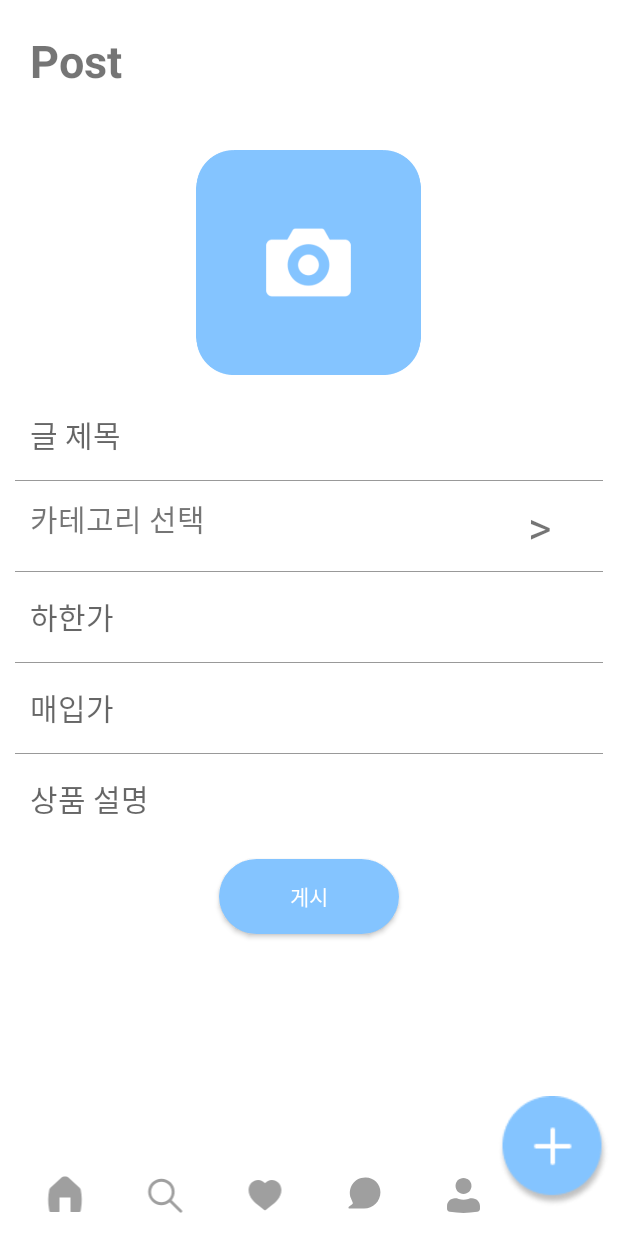
After one commit to capstonemarket/Market, an Android app: the WriteFragment screen opened through its navigation route, on a phone screen of 412 x 824 dp. The commit adds this screen. Run offline under Robolectric (Android 15) with nearby library versions, the phone set to English and light mode, and no system bars; our stand-ins replace Firebase (no records; nobody signed in at launch, a user with empty details on screens opened directly), data binding.

Commit message:
글쓰기 페이지 생성 및 구현, fragment간 전환 추가

```diff
--- a/app/build.gradle
+++ b/app/build.gradle
@@ -40,6 +40,8 @@ dependencies {
     implementation 'com.google.firebase:firebase-analytics-ktx'
 
     implementation 'com.google.firebase:firebase-auth-ktx'
+    implementation 'com.google.firebase:firebase-database-ktx'
+    implementation 'com.google.firebase:firebase-storage-ktx'
 
     implementation 'androidx.core:core-ktx:1.7.0'
     implementation 'androidx.appcompat:appcompat:1.4.1'
--- a/app/src/main/AndroidManifest.xml
+++ b/app/src/main/AndroidManifest.xml
@@ -1,6 +1,8 @@
 <?xml version="1.0" encoding="utf-8"?>
 <manifest xmlns:android="http://schemas.android.com/apk/res/android"
     package="com.example.market">
+
+    <uses-permission android:name="android.permission.READ_EXTERNAL_STORAGE"/>
 
     <application
         android:allowBackup="true"
--- /dev/null
+++ b/app/src/main/java/com/example/market/board/BoardModel.kt
@@ -0,0 +1,10 @@
+package com.example.market.board
+
+class BoardModel (
+    val title : String="",
+    val category : String="",
+    val maxValue : String="",
+    val minValue : String="",
+    val content : String=""
+//category, maxValue, minValue, content
+)
--- a/app/src/main/java/com/example/market/fragments/BookmarkFragment.kt
+++ b/app/src/main/java/com/example/market/fragments/BookmarkFragment.kt
@@ -53,6 +53,12 @@ class BookmarkFragment : Fragment() {
 
         }
 
+        binding.writeTap.setOnClickListener {
+
+            it.findNavController().navigate(R.id.action_bookmarkFragment_to_writeFragment)
+
+        }
+
         return binding.root
     }
 
--- a/app/src/main/java/com/example/market/fragments/ChatFragment.kt
+++ b/app/src/main/java/com/example/market/fragments/ChatFragment.kt
@@ -47,6 +47,12 @@ class ChatFragment : Fragment() {
             it.findNavController().navigate(R.id.action_chatFragment_to_userFragment)
         }
 
+        binding.writeTap.setOnClickListener {
+
+            it.findNavController().navigate(R.id.action_chatFragment_to_writeFragment)
+
+        }
+
         return binding.root
     }
 
--- a/app/src/main/java/com/example/market/fragments/HomeFragment.kt
+++ b/app/src/main/java/com/example/market/fragments/HomeFragment.kt
@@ -48,6 +48,12 @@ class HomeFragment : Fragment() {
             it.findNavController().navigate(R.id.action_homeFragment_to_userFragment)
         }
 
+        binding.writeTap.setOnClickListener {
+
+            it.findNavController().navigate(R.id.action_homeFragment_to_writeFragment)
+
+        }
+
         return binding.root
 
     }
--- a/app/src/main/java/com/example/market/fragments/SearchFragment.kt
+++ b/app/src/main/java/com/example/market/fragments/SearchFragment.kt
@@ -48,6 +48,12 @@ class SearchFragment : Fragment() {
             it.findNavController().navigate(R.id.action_searchFragment_to_userFragment)
         }
 
+        binding.writeTap.setOnClickListener {
+
+            it.findNavController().navigate(R.id.action_searchFragment_to_writeFragment)
+
+        }
+
         return binding.root
     }
 
--- a/app/src/main/java/com/example/market/fragments/UserFragment.kt
+++ b/app/src/main/java/com/example/market/fragments/UserFragment.kt
@@ -49,6 +49,12 @@ class UserFragment : Fragment() {
             it.findNavController().navigate(R.id.action_userFragment_to_chatFragment)
         }
 
+        binding.writeTap.setOnClickListener {
+
+            it.findNavController().navigate(R.id.action_userFragment_to_writeFragment)
+
+        }
+
         return binding.root
     }
 
--- /dev/null
+++ b/app/src/main/java/com/example/market/fragments/WriteFragment.kt
@@ -0,0 +1,146 @@
+package com.example.market.fragments
+
+import android.app.AlertDialog
+import android.content.DialogInterface
+import android.content.Intent
+import android.graphics.Bitmap
+import android.graphics.drawable.BitmapDrawable
+import android.os.Bundle
+import android.provider.MediaStore
+import androidx.fragment.app.Fragment
+import android.view.LayoutInflater
+import android.view.View
+import android.view.ViewGroup
+import androidx.appcompat.app.AppCompatActivity
+import androidx.databinding.DataBindingUtil
+import androidx.navigation.findNavController
+import com.example.market.R
+import com.example.market.board.BoardModel
+import com.example.market.databinding.FragmentWriteBinding
+import com.example.market.utils.FBRef
+import com.google.firebase.ktx.Firebase
+import com.google.firebase.storage.ktx.storage
+import java.io.ByteArrayOutputStream
+
+class WriteFragment : Fragment() {
+    private lateinit var binding : FragmentWriteBinding
+    private lateinit var category: String
+    private var isImageUpload = false
+
+    override fun onCreate(savedInstanceState: Bundle?) {
+        super.onCreate(savedInstanceState)
+
+    }
+
+    override fun onCreateView(
+        inflater: LayoutInflater, container: ViewGroup?,
+        savedInstanceState: Bundle?
+    ): View? {
+        binding = DataBindingUtil.inflate(inflater, R.layout.fragment_write, container, false)
+        binding.writeBtn.setOnClickListener{
+            val title = binding.title.text.toString()
+            val maxValue = binding.maxValue.text.toString()
+            val minValue = binding.minValue.text.toString()
+            val content = binding.content.text.toString()
+            var isBlank = title.isNullOrBlank()||maxValue.isNullOrBlank()
+                    ||minValue.isNullOrBlank() ||content.isNullOrBlank()
+
+            if(!isBlank) {
+
+                val key = FBRef.boardRef.push().key.toString()
+
+                FBRef.boardRef
+                    .child(key)
+                    .setValue(BoardModel(title, category, maxValue, minValue, content))
+
+                if (isImageUpload) {
+                    imageUpload(key)
+                }
+
+                it.findNavController().navigate(R.id.action_writeFragment_to_homeFragment)
+            } else {
+                AlertDialog.Builder(context)
+                    .setMessage("모든 내용을 빈칸 없이 입력해주세요")
+                    .setPositiveButton("확인", {dialogInterface:DialogInterface?, i:Int->})
+                    .show()
+            }
+        }
+
+        binding.categorySelect.setOnClickListener {
+            val items = arrayOf("옷", "전자제품", "책", "음식")
+            val builder = AlertDialog.Builder(context)
+                .setTitle("카테고리 선택")
+                .setItems(items) { dialog, which ->
+                    category=items[which]
+                }
+                .show()
+        }
+
+        binding.image.setOnClickListener {
+            val gallery = Intent(Intent.ACTION_PICK, MediaStore.Images.Media.INTERNAL_CONTENT_URI)
+            startActivityForResult(gallery, 100)
+            isImageUpload = true
+        }
+
+        // Tap을 클릭하면 Fragment간 전환 부분
+        binding.searchTap.setOnClickListener {
+
+            it.findNavController().navigate(R.id.action_writeFragment_to_searchFragment)
+
+        }
+
+        binding.bookmarkTap.setOnClickListener {
+
+            it.findNavController().navigate(R.id.action_writeFragment_to_bookmarkFragment)
+
+        }
+
+        binding.homeTap.setOnClickListener {
+
+            it.findNavController().navigate(R.id.action_writeFragment_to_homeFragment)
+        }
+
+        binding.chatTap.setOnClickListener {
+
+            it.findNavController().navigate(R.id.action_writeFragment_to_chatFragment)
+        }
+
+        binding.userTap.setOnClickListener {
+
+            it.findNavController().navigate(R.id.action_writeFragment_to_userFragment)
+        }
+
+
+
+        return binding.root
+    }
+
+    private fun imageUpload(key:String) {
+        val storage = Firebase.storage
+        val storageRef = storage.reference
+        val mountainsRef = storageRef.child(key+".png")
+
+        val imageView = binding.image
+        imageView.isDrawingCacheEnabled = true
+        imageView.buildDrawingCache()
+        val bitmap = (imageView.drawable as BitmapDrawable).bitmap
+        val baos = ByteArrayOutputStream()
+        bitmap.compress(Bitmap.CompressFormat.JPEG, 100, baos)
+        val data = baos.toByteArray()
+
+        var uploadTask = mountainsRef.putBytes(data)
+        uploadTask.addOnFailureListener {
+            // Handle unsuccessful uploads
+        }.addOnSuccessListener { taskSnapshot ->
+            // taskSnapshot.metadata contains file metadata such as size, content-type, etc.
+            // ...
+        }
+    }
+
+    override fun onActivityResult(requestCode: Int, resultCode: Int, data: Intent?) {
+        super.onActivityResult(requestCode, resultCode, data)
+        if(resultCode == AppCompatActivity.RESULT_OK && requestCode == 100){
+            binding.image.setImageURI(data?.data)
+        }
+    }
+}
--- /dev/null
+++ b/app/src/main/java/com/example/market/utils/FBRef.kt
@@ -0,0 +1,18 @@
+package com.example.market.utils
+
+import com.google.firebase.database.ktx.database
+import com.google.firebase.ktx.Firebase
+
+class FBRef {
+    companion object {
+        private val database = Firebase.database
+
+        val boardRef = database.getReference("board")
+
+        val c_clothes = database.getReference("c_clothes")
+        val c_electronics = database.getReference("c_electronics")
+        val c_book = database.getReference("c_book")
+        val c_food = database.getReference("c_food")
+        //"옷", "전자제품", "책", "음식"
+    }
+}
--- /dev/null
+++ b/app/src/main/res/drawable/radius.xml
@@ -0,0 +1,11 @@
+<?xml version="1.0" encoding="utf-8"?>
+<shape xmlns:android="http://schemas.android.com/apk/res/android"
+    android:padding="10dp"
+    android:shape="rectangle">
+    <solid android:color="@color/mainColor" />
+    <corners
+        android:bottomLeftRadius="50dp"
+        android:bottomRightRadius="50dp"
+        android:topLeftRadius="50dp"
+        android:topRightRadius="50dp" />
+</shape>
--- a/app/src/main/res/layout/fragment_bookmark.xml
+++ b/app/src/main/res/layout/fragment_bookmark.xml
@@ -72,6 +72,7 @@
             </LinearLayout>
 
             <ImageView
+                android:id="@+id/writeTap"
                 android:layout_width="wrap_content"
                 android:layout_height="wrap_content"
                 android:layout_marginEnd="6dp"
--- a/app/src/main/res/layout/fragment_chat.xml
+++ b/app/src/main/res/layout/fragment_chat.xml
@@ -71,6 +71,7 @@
             </LinearLayout>
 
             <ImageView
+                android:id="@+id/writeTap"
                 android:layout_width="wrap_content"
                 android:layout_height="wrap_content"
                 android:layout_marginEnd="6dp"
--- a/app/src/main/res/layout/fragment_home.xml
+++ b/app/src/main/res/layout/fragment_home.xml
@@ -74,6 +74,7 @@
         </LinearLayout>
 
         <ImageView
+            android:id="@+id/writeTap"
             android:layout_width="wrap_content"
             android:layout_height="wrap_content"
             android:layout_marginEnd="6dp"
--- a/app/src/main/res/layout/fragment_search.xml
+++ b/app/src/main/res/layout/fragment_search.xml
@@ -72,6 +72,7 @@
             </LinearLayout>
 
             <ImageView
+                android:id="@+id/writeTap"
                 android:layout_width="wrap_content"
                 android:layout_height="wrap_content"
                 android:layout_marginEnd="6dp"
--- a/app/src/main/res/layout/fragment_user.xml
+++ b/app/src/main/res/layout/fragment_user.xml
@@ -1,8 +1,8 @@
 <?xml version="1.0" encoding="utf-8"?>
-<layout>
-    <FrameLayout xmlns:android="http://schemas.android.com/apk/res/android"
-        xmlns:app="http://schemas.android.com/apk/res-auto"
-        xmlns:tools="http://schemas.android.com/tools"
+<layout xmlns:tools="http://schemas.android.com/tools"
+    xmlns:android="http://schemas.android.com/apk/res/android"
+    xmlns:app="http://schemas.android.com/apk/res-auto">
+    <FrameLayout
         android:layout_width="match_parent"
         android:layout_height="match_parent"
         tools:context=".fragments.UserFragment"
@@ -13,6 +13,7 @@
             android:text="User"
             android:textColor="@color/white"
             android:textSize="50sp"/>
+
         <androidx.constraintlayout.widget.ConstraintLayout
             android:layout_width="match_parent"
             android:layout_height="match_parent">
@@ -70,6 +71,7 @@
             </LinearLayout>
 
             <ImageView
+                android:id="@+id/writeTap"
                 android:layout_width="wrap_content"
                 android:layout_height="wrap_content"
                 android:layout_marginEnd="6dp"
--- /dev/null
+++ b/app/src/main/res/layout/fragment_write.xml
@@ -0,0 +1,223 @@
+<?xml version="1.0" encoding="utf-8"?>
+<layout xmlns:tools="http://schemas.android.com/tools"
+    xmlns:android="http://schemas.android.com/apk/res/android"
+    xmlns:app="http://schemas.android.com/apk/res-auto">
+<FrameLayout
+    android:layout_width="match_parent"
+    android:layout_height="match_parent"
+    tools:context=".fragments.WriteFragment"
+    android:background="@color/white">
+
+    <androidx.constraintlayout.widget.ConstraintLayout
+        android:layout_width="match_parent"
+        android:layout_height="match_parent">
+
+        <ScrollView
+            android:layout_width="match_parent"
+            android:layout_height="0dp"
+            app:layout_constraintBottom_toTopOf="@+id/linearLayout"
+            app:layout_constraintTop_toTopOf="parent">
+
+            <LinearLayout
+                android:layout_width="match_parent"
+                android:layout_height="match_parent"
+                android:orientation="vertical">
+
+                <LinearLayout
+                    android:layout_width="match_parent"
+                    android:layout_height="80dp"
+                    android:orientation="horizontal">
+
+                    <TextView
+                        android:layout_width="wrap_content"
+                        android:layout_height="40dp"
+                        android:layout_margin="20dp"
+                        android:text="Post"
+                        android:textSize="30sp"
+                        android:textStyle="bold" />
+
+                </LinearLayout>
+
+                <ImageView
+                    android:id="@+id/image"
+                    android:layout_width="150dp"
+                    android:layout_height="150dp"
+                    android:layout_gravity="center"
+                    android:layout_margin="20dp"
+                    android:elevation="20dp"
+                    android:src="@drawable/ic_camera" />
+
+                <EditText
+                    android:id="@+id/title"
+                    android:layout_width="match_parent"
+                    android:layout_height="40dp"
+                    android:layout_marginLeft="20dp"
+                    android:layout_marginRight="20dp"
+                    android:background="@android:color/transparent"
+                    android:hint="글 제목"
+                    android:textSize="20dp" />
+
+                <LinearLayout
+                    android:layout_width="match_parent"
+                    android:layout_height="0.5dp"
+                    android:layout_margin="10dp"
+                    android:background="#999999" />
+
+                <LinearLayout
+                    android:layout_width="match_parent"
+                    android:layout_height="40dp">
+
+                    <TextView
+                        android:layout_width="300dp"
+                        android:layout_height="40dp"
+                        android:layout_marginLeft="20dp"
+                        android:layout_marginRight="20dp"
+                        android:text="카테고리 선택"
+                        android:textSize="20dp" />
+
+                    <TextView
+                        android:id="@+id/category_select"
+                        android:layout_width="40dp"
+                        android:layout_height="40dp"
+                        android:layout_gravity="left"
+                        android:gravity="center"
+                        android:text=">"
+                        android:textSize="30dp" />
+                </LinearLayout>
+
+                <LinearLayout
+                    android:layout_width="match_parent"
+                    android:layout_height="0.5dp"
+                    android:layout_margin="10dp"
+                    android:background="#999999" />
+
+                <EditText
+                    android:id="@+id/minValue"
+                    android:layout_width="match_parent"
+                    android:layout_height="40dp"
+                    android:layout_marginLeft="20dp"
+                    android:layout_marginRight="20dp"
+                    android:background="@android:color/transparent"
+                    android:hint="하한가"
+                    android:textSize="20dp" />
+
+                <LinearLayout
+                    android:layout_width="match_parent"
+                    android:layout_height="0.5dp"
+                    android:layout_margin="10dp"
+                    android:background="#999999" />
+
+                <EditText
+                    android:id="@+id/maxValue"
+                    android:layout_width="match_parent"
+                    android:layout_height="40dp"
+                    android:layout_marginLeft="20dp"
+                    android:layout_marginRight="20dp"
+                    android:background="@android:color/transparent"
+                    android:hint="매입가"
+                    android:textSize="20dp" />
+
+                <LinearLayout
+                    android:layout_width="match_parent"
+                    android:layout_height="0.5dp"
+                    android:layout_margin="10dp"
+                    android:background="#999999" />
+
+                <EditText
+                    android:id="@+id/content"
+                    android:layout_width="match_parent"
+                    android:layout_height="40dp"
+                    android:layout_marginLeft="20dp"
+                    android:layout_marginRight="20dp"
+                    android:background="@android:color/transparent"
+                    android:hint="상품 설명"
+                    android:textSize="20dp" />
+
+                <Button
+                    android:id="@+id/writeBtn"
+                    android:layout_width="120dp"
+                    android:layout_height="50dp"
+                    android:layout_gravity="center"
+                    android:layout_margin="20dp"
+                    android:background="@drawable/radius"
+                    android:text="게시"
+                    android:textColor="@color/white" />
+
+
+            </LinearLayout>
+        </ScrollView>
+
+
+        <LinearLayout
+            android:id="@+id/linearLayout"
+            android:layout_width="match_parent"
+            android:layout_height="60dp"
+            android:background="@color/white"
+            app:layout_constraintBottom_toBottomOf="parent"
+            app:layout_constraintEnd_toEndOf="parent"
+            app:layout_constraintStart_toStartOf="parent"
+            android:orientation="horizontal"
+            android:paddingLeft="10dp"
+            android:paddingRight="70dp"
+            android:weightSum="5">
+
+            <ImageView
+                android:id="@+id/homeTap"
+                android:layout_width="match_parent"
+                android:layout_height="wrap_content"
+                android:src="@drawable/ic_home_gray"
+                android:layout_weight="1"
+                android:layout_marginTop="16dp"/>
+
+            <ImageView
+                android:id="@+id/searchTap"
+                android:layout_width="match_parent"
+                android:layout_height="wrap_content"
+                android:src="@drawable/ic_search_gray"
+                android:layout_weight="1"
+                android:layout_marginTop="17dp"/>
+
+            <ImageView
+                android:id="@+id/bookmarkTap"
+                android:layout_width="match_parent"
+                android:layout_height="wrap_content"
+                android:src="@drawable/ic_heart_gray"
+                android:layout_weight="1"
+                android:layout_marginTop="15dp" />
+
+            <ImageView
+                android:id="@+id/chatTap"
+                android:layout_width="match_parent"
+                android:layout_height="wrap_content"
+                android:layout_marginTop="16dp"
+                android:layout_weight="1"
+                android:src="@drawable/ic_chat_gray" />
+
+            <ImageView
+                android:id="@+id/userTap"
+                android:layout_width="match_parent"
+                android:layout_height="wrap_content"
+                android:layout_marginTop="16dp"
+                android:layout_weight="1"
+                android:src="@drawable/ic_user_gray" />
+
+
+        </LinearLayout>
+
+
+        <ImageView
+            android:id="@+id/writeTap"
+            android:layout_width="wrap_content"
+            android:layout_height="wrap_content"
+            android:layout_marginEnd="6dp"
+            android:layout_marginBottom="19dp"
+            android:src="@drawable/write_btn"
+            app:layout_constraintBottom_toBottomOf="parent"
+            app:layout_constraintEnd_toEndOf="parent" />
+
+
+
+    </androidx.constraintlayout.widget.ConstraintLayout>
+
+</FrameLayout>
+</layout>
--- a/app/src/main/res/navigation/main_nav.xml
+++ b/app/src/main/res/navigation/main_nav.xml
@@ -4,6 +4,7 @@
     xmlns:tools="http://schemas.android.com/tools"
     android:id="@+id/main_nav"
     app:startDestination="@id/homeFragment">
+
 
     <fragment
         android:id="@+id/homeFragment"
@@ -22,6 +23,9 @@
         <action
             android:id="@+id/action_homeFragment_to_userFragment"
             app:destination="@id/userFragment" />
+        <action
+            android:id="@+id/action_homeFragment_to_writeFragment"
+            app:destination="@id/writeFragment" />
     </fragment>
     <fragment
         android:id="@+id/bookmarkFragment"
@@ -40,6 +44,9 @@
         <action
             android:id="@+id/action_bookmarkFragment_to_userFragment"
             app:destination="@id/userFragment" />
+        <action
+            android:id="@+id/action_bookmarkFragment_to_writeFragment"
+            app:destination="@id/writeFragment" />
     </fragment>
     <fragment
         android:id="@+id/chatFragment"
@@ -58,6 +65,9 @@
         <action
             android:id="@+id/action_chatFragment_to_userFragment"
             app:destination="@id/userFragment" />
+        <action
+            android:id="@+id/action_chatFragment_to_writeFragment"
+            app:destination="@id/writeFragment" />
     </fragment>
     <fragment
         android:id="@+id/searchFragment"
@@ -76,6 +86,9 @@
         <action
             android:id="@+id/action_searchFragment_to_userFragment"
             app:destination="@id/userFragment" />
+        <action
+            android:id="@+id/action_searchFragment_to_writeFragment"
+            app:destination="@id/writeFragment" />
     </fragment>
     <fragment
         android:id="@+id/userFragment"
@@ -94,5 +107,30 @@
         <action
             android:id="@+id/action_userFragment_to_chatFragment"
             app:destination="@id/chatFragment" />
+        <action
+            android:id="@+id/action_userFragment_to_writeFragment"
+            app:destination="@id/writeFragment" />
+    </fragment>
+    <fragment
+        android:id="@+id/writeFragment"
+        android:name="com.example.market.fragments.WriteFragment"
+        android:label="fragment_write"
+        tools:layout="@layout/fragment_write">
+
+        <action
+            android:id="@+id/action_writeFragment_to_userFragment"
+            app:destination="@id/userFragment" />
+        <action
+            android:id="@+id/action_writeFragment_to_chatFragment"
+            app:destination="@id/chatFragment" />
+        <action
+            android:id="@+id/action_writeFragment_to_searchFragment"
+            app:destination="@id/searchFragment" />
+        <action
+            android:id="@+id/action_writeFragment_to_bookmarkFragment"
+            app:destination="@id/bookmarkFragment" />
+        <action
+            android:id="@+id/action_writeFragment_to_homeFragment"
+            app:destination="@id/homeFragment" />
     </fragment>
 </navigation>
```
Also changed, not shown: app/src/main/res/drawable/ic_camera.png (added).
